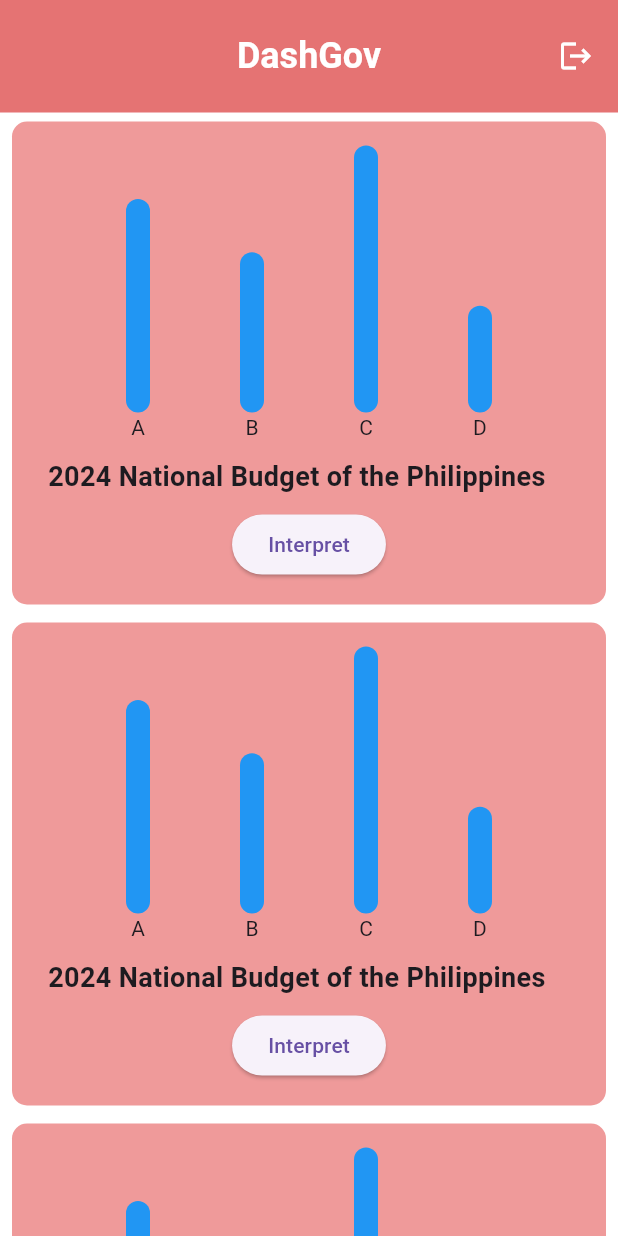
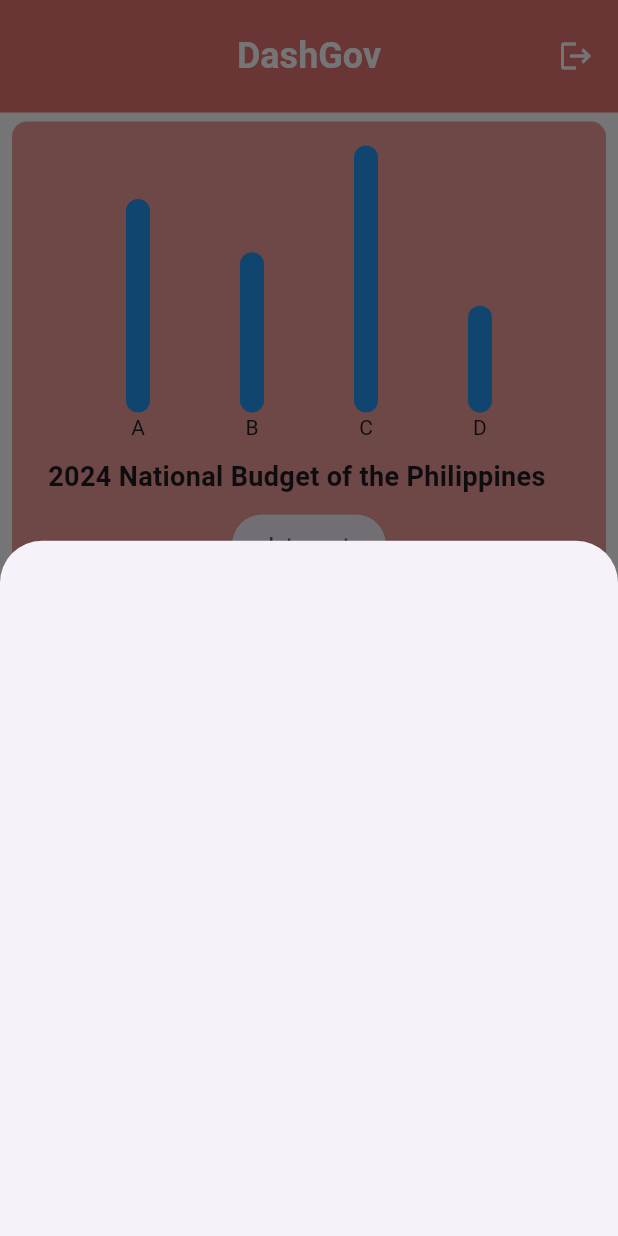
Before and after one commit to clemenex/gdsc-dashboard, a Flutter app: the screen it shows after launch, after a tap on "Interpret", on a phone screen of 412 x 824 dp. Run offline on Flutter 3.47's test engine with Material 3 defaults, Android fonts, the phone set to English and light mode, and no system bars; drawn by our look-alikes of fl_chart; our stand-ins replace flutter_dotenv, flutter_login.

Commit message:
feat: add modal popup on interpret click

```diff
--- a/frontend/lib/pages/dash_home.dart
+++ b/frontend/lib/pages/dash_home.dart
@@ -146,7 +146,10 @@ class DashHomePage extends StatelessWidget {
                       ),
                       Center(
                           child: ElevatedButton(
-                              onPressed: () {}, child: Text('Interpret')))
+                              onPressed: () => showModalBottomSheet(
+                                  context: context,
+                                  builder: (context) => buildSheet()),
+                              child: Text('Interpret')))
                     ],
                   )),
             );
@@ -155,4 +158,6 @@ class DashHomePage extends StatelessWidget {
       ),
     );
   }
+
+  Widget buildSheet() => Container();
 }
```
